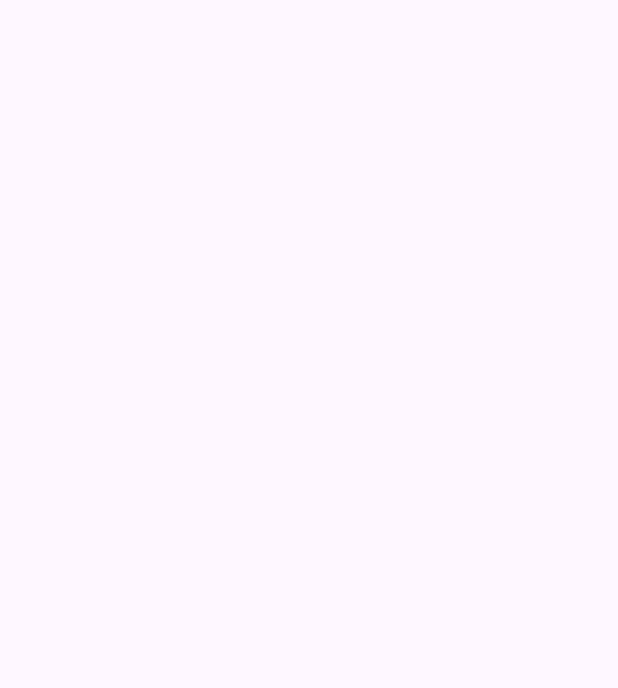
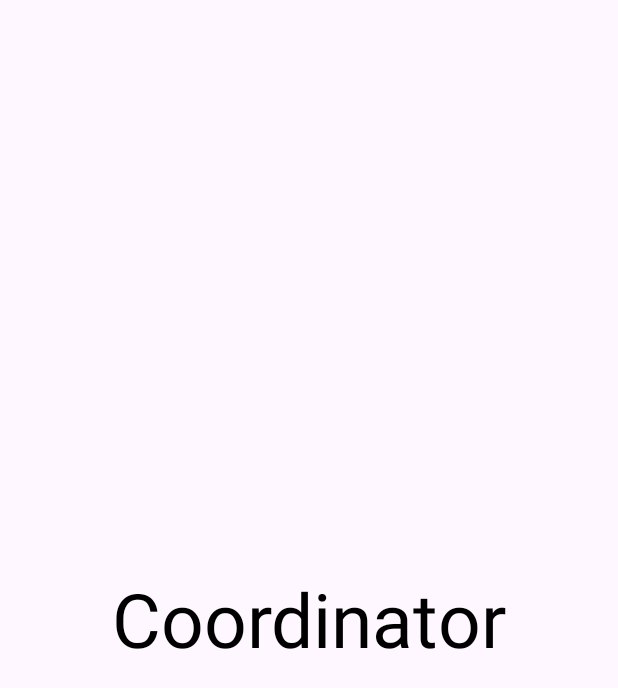
Before and after one commit to Atachiz02Softwares/ProjectManagement, an Android app: the CoordinatorActivity screen opened directly, with no data from a screen before it, on a phone screen of 412 x 824 dp. Before the commit the part shown is empty. Shown: the top 688 px of the screen. Run offline under Robolectric (Android 15) with nearby library versions, the phone set to English and light mode, and no system bars.

Commit message:
ui updates

```diff
--- a/app/src/main/res/layout/activity_coordinator.xml
+++ b/app/src/main/res/layout/activity_coordinator.xml
@@ -6,4 +6,14 @@
     android:layout_height="match_parent"
     tools:context=".activities.CoordinatorActivity">
 
+    <TextView
+        android:layout_width="wrap_content"
+        android:layout_height="wrap_content"
+        android:text="Coordinator"
+        android:textSize="50sp"
+        app:layout_constraintBottom_toBottomOf="parent"
+        app:layout_constraintEnd_toEndOf="parent"
+        app:layout_constraintStart_toStartOf="parent"
+        app:layout_constraintTop_toTopOf="parent" />
+
 </androidx.constraintlayout.widget.ConstraintLayout>
```
Also changed, not shown: app/src/main/res/layout/activity_supervisor.xml (+10 -0 lines).
